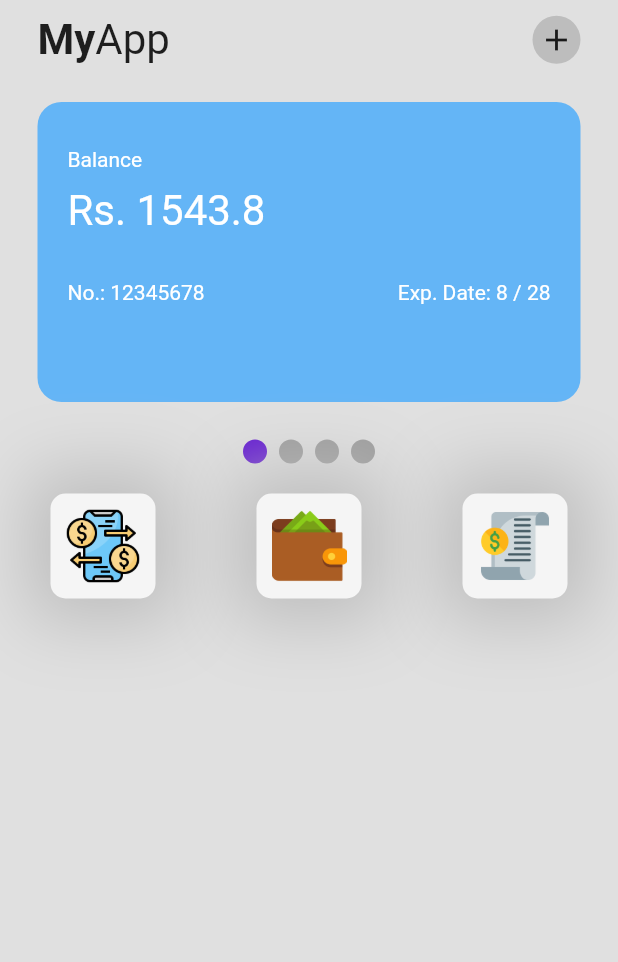
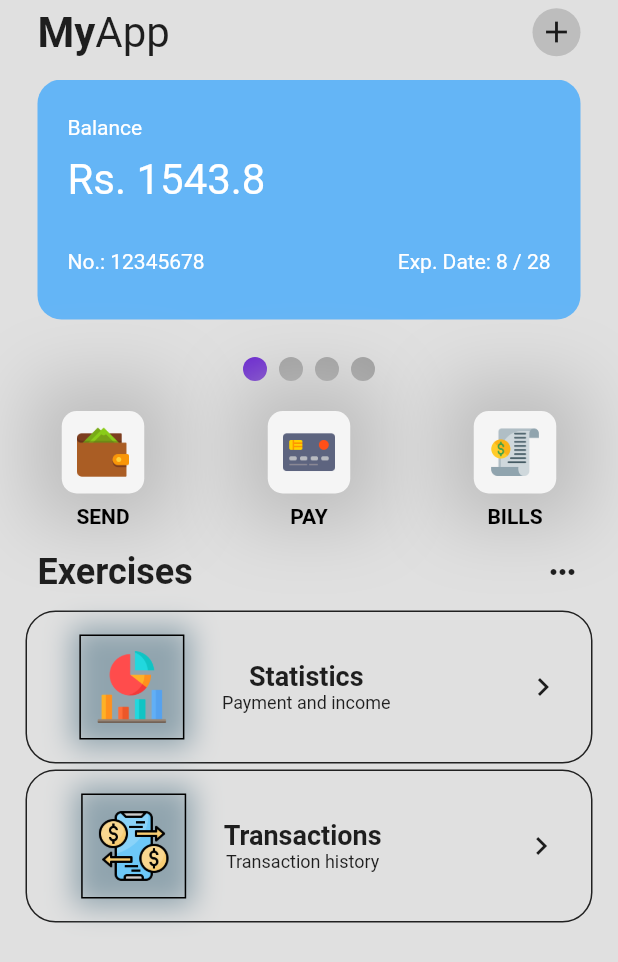
Before and after one commit to PratyushPriyam/Wallet_UI, a Flutter app: the screen it shows after launch, on a phone screen of 412 x 824 dp. Shown: the top 962 px of the screen. Run offline on Flutter 3.47's test engine with Material 2 defaults, Android fonts, the light colour scheme and no system bars; drawn by our look-alikes of smooth_page_indicator.

Commit message:
Added stats and transaction horizantal sections.

```diff
--- a/lib/pages/home_page.dart
+++ b/lib/pages/home_page.dart
@@ -4,6 +4,8 @@ import 'package:flutter/material.dart';
 import 'package:smooth_page_indicator/smooth_page_indicator.dart';
 import 'package:ui_wallet/util/cards.dart';
 import 'package:ui_wallet/util/custom_buttons.dart';
+
+import '../util/horizantal_cards.dart';
 
 class HomePage extends StatefulWidget {
   const HomePage({super.key});
@@ -21,7 +23,7 @@ class _HomePageState extends State<HomePage> {
       body: SafeArea(
         child: Column(
           children: [
-            SizedBox(height: 10),
+            SizedBox(height: 5),
             // App Bar
             Padding(
               padding: const EdgeInsets.symmetric(horizontal: 25.0),
@@ -51,11 +53,11 @@ class _HomePageState extends State<HomePage> {
               ),
             ),
 
-            SizedBox(height: 25),
+            SizedBox(height: 15),
 
             // Cards
             Container(
-              height: 200,
+              height: 160,
               child: PageView(
                 scrollDirection: Axis.horizontal,
                 controller: _controller,
@@ -103,19 +105,61 @@ class _HomePageState extends State<HomePage> {
 
             // 3 buttons -> send + pay + bills
             SizedBox(height: 20),
-            //colums -> stats +transactions
+
             Row(
               mainAxisAlignment: MainAxisAlignment.spaceAround,
               children: [
                 customButtons(
-                    imageRelativeSource: "lib/icons/transaction.png",
+                    imageRelativeSource: "lib/icons/wallet.png",
+                    idName: "SEND",
                     buttonText: "Text"),
                 customButtons(
-                    imageRelativeSource: "lib/icons/wallet.png",
+                    imageRelativeSource: "lib/icons/credit-card.png",
+                    idName: "PAY",
                     buttonText: "Text"),
                 customButtons(
                     imageRelativeSource: "lib/icons/bill.png",
+                    idName: "BILLS",
                     buttonText: "Text"),
+              ],
+            ),
+
+            //colums -> stats +transactions
+            SizedBox(
+              height: 15,
+            ),
+
+            Container(
+              decoration: BoxDecoration(
+                borderRadius: BorderRadius.circular(25),
+              ),
+              padding: EdgeInsets.symmetric(horizontal: 25),
+              child: Row(
+                mainAxisAlignment: MainAxisAlignment.spaceBetween,
+                children: [
+                  Text(
+                    "Exercises",
+                    style: TextStyle(fontWeight: FontWeight.bold, fontSize: 24),
+                  ),
+                  Icon(Icons.more_horiz)
+                ],
+              ),
+            ),
+
+            SizedBox(
+              height: 10,
+            ),
+
+            Column(
+              children: [
+                horizantal_cards(
+                    imageAssetLoc: "lib/icons/analytics.png",
+                    title: "Statistics",
+                    subTitle: "Payment and income"),
+                horizantal_cards(
+                    imageAssetLoc: "lib/icons/transaction.png",
+                    title: "Transactions",
+                    subTitle: "Transaction history"),
               ],
             )
           ],
--- a/lib/util/cards.dart
+++ b/lib/util/cards.dart
@@ -31,7 +31,7 @@ class Cards extends StatelessWidget {
         child: Column(
           crossAxisAlignment: CrossAxisAlignment.start,
           children: [
-            SizedBox(height: 10),
+            SizedBox(height: 4),
             Text(
               "Balance",
               style: TextStyle(color: Colors.white),
--- a/lib/util/custom_buttons.dart
+++ b/lib/util/custom_buttons.dart
@@ -4,12 +4,17 @@ import 'package:flutter/material.dart';
 class customButtons extends StatelessWidget {
   final String imageRelativeSource;
   final String buttonText;
+  final String idName;
   const customButtons(
-      {required this.imageRelativeSource, required this.buttonText, super.key});
+      {required this.imageRelativeSource,
+      required this.buttonText,
+      required this.idName,
+      super.key});
 
   @override
   Widget build(BuildContext context) {
-    return Container(
+    return Column(children: [
+      Container(
         decoration: BoxDecoration(
             borderRadius: BorderRadius.circular(10),
             color: Colors.grey[100],
@@ -18,14 +23,23 @@ class customButtons extends StatelessWidget {
                 offset: Offset.zero,
                 color: Colors.grey.shade400,
                 blurRadius: 40,
-              spreadRadius: 15,
+                spreadRadius: 20,
               )
             ]),
-      height: 70,
-      width: 70,
+        height: 55,
+        width: 55,
         // ignore: prefer_const_constructors
         padding: EdgeInsets.all(10),
         child: Image.asset(imageRelativeSource),
-    );
+      ),
+      Container(
+        margin: EdgeInsets.only(top: 7),
+        child: Text(
+          idName,
+          style: TextStyle(
+              color: Colors.black, fontSize: 14, fontWeight: FontWeight.bold),
+        ),
+      )
+    ]);
   }
 }
--- /dev/null
+++ b/lib/util/horizantal_cards.dart
@@ -0,0 +1,81 @@
+// ignore_for_file: prefer_const_constructors, camel_case_types
+
+import 'package:flutter/material.dart';
+
+class horizantal_cards extends StatelessWidget {
+  final String imageAssetLoc;
+  final String title;
+  final String subTitle;
+
+  const horizantal_cards({
+    super.key,
+    required this.imageAssetLoc,
+    required this.title,
+    required this.subTitle,
+  });
+
+  @override
+  Widget build(BuildContext context) {
+    return Padding(
+      padding: const EdgeInsets.all(2),
+      child: Container(
+        child: Container(
+          margin: EdgeInsets.symmetric(horizontal: 15),
+          decoration: BoxDecoration(
+              color: Colors.grey.shade300,
+              border: Border.all(
+                color: Colors.grey.shade900,
+              ),
+              borderRadius: BorderRadius.circular(20)),
+          child: Row(
+            mainAxisAlignment: MainAxisAlignment.spaceAround,
+            children: [
+              Row(
+                children: [
+                  Container(
+                    padding: EdgeInsets.all(15),
+                    height: 100,
+                    width: 100,
+                    child: Container(
+                      padding: EdgeInsets.all(10),
+                      decoration: BoxDecoration(boxShadow: [
+                        BoxShadow(
+                          color: Colors.blueGrey.shade300,
+                          blurRadius: 15,
+                          spreadRadius: 5,
+                        ),
+                      ], border: Border.all(style: BorderStyle.solid)),
+                      child: Image.asset(imageAssetLoc),
+                    ),
+                  ),
+                  SizedBox(
+                    width: 10,
+                  ),
+                  Column(
+                    children: [
+                      Text(
+                        title,
+                        style: TextStyle(
+                            fontSize: 18, fontWeight: FontWeight.bold),
+                      ),
+                      Text(
+                        subTitle,
+                        style: TextStyle(
+                          fontSize: 12,
+                        ),
+                      )
+                    ],
+                  ),
+                ],
+              ),
+              SizedBox(
+                width: 10,
+              ),
+              Icon(Icons.keyboard_arrow_right)
+            ],
+          ),
+        ),
+      ),
+    );
+  }
+}
```
Lines whose indentation alone changed are shown as unchanged.
